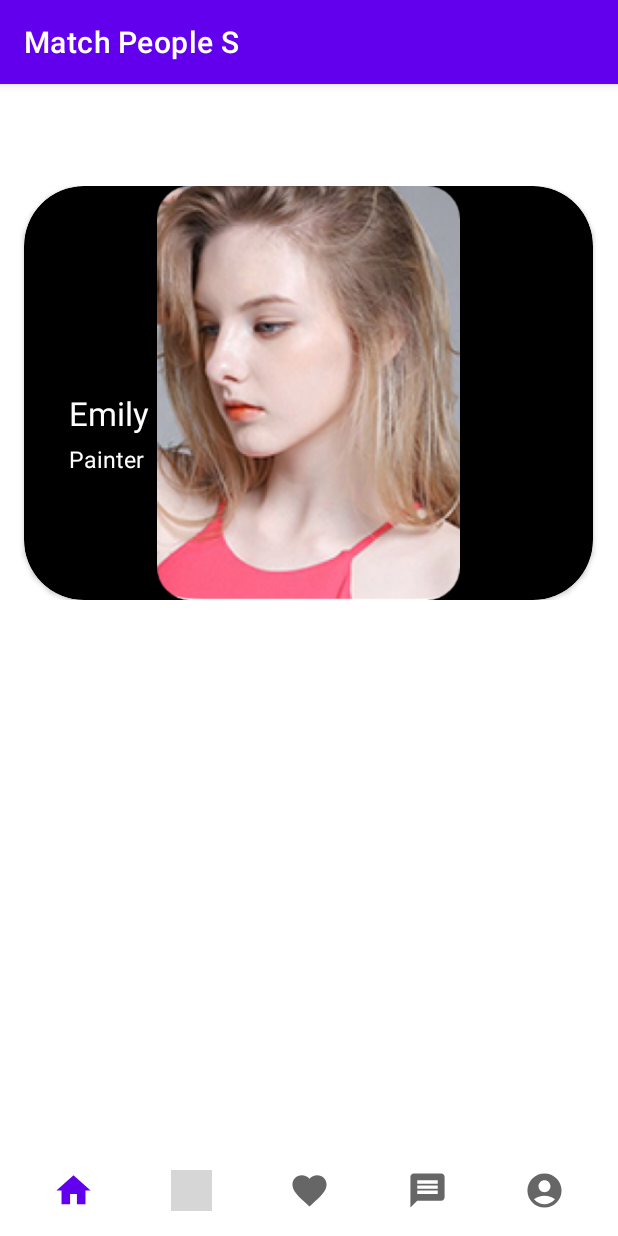
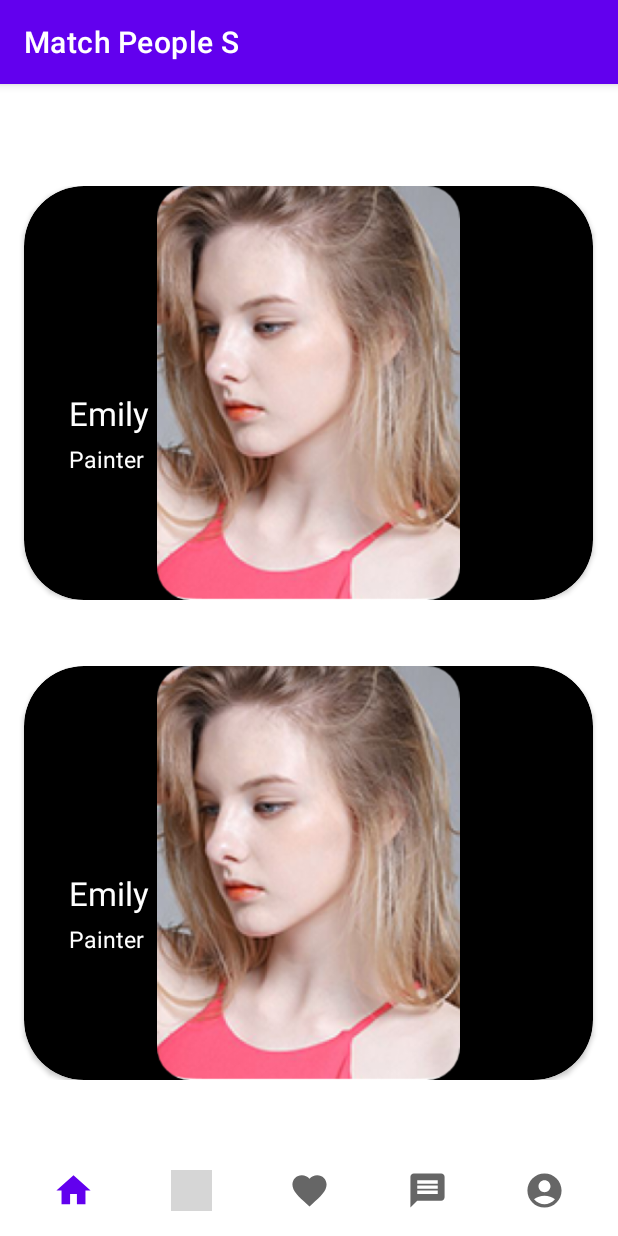
Before and after one commit to chhavisharma30/Match-People, an Android app: the screen it shows after launch (MainActivity), on a phone screen of 412 x 824 dp. Run offline under Robolectric (Android 15) with nearby library versions, the phone set to English and light mode, and no system bars; grey boxes are pictures that could not be loaded.

Commit message:
Implemented second recycler view

```diff
--- a/app/build.gradle
+++ b/app/build.gradle
@@ -1,6 +1,7 @@
 plugins {
     id 'com.android.application'
     id 'org.jetbrains.kotlin.android'
+    id 'kotlin-android-extensions'
 }
 
 android {
--- a/app/src/main/java/com/example/matchpeoples/MainActivity.kt
+++ b/app/src/main/java/com/example/matchpeoples/MainActivity.kt
@@ -4,17 +4,18 @@ import androidx.appcompat.app.AppCompatActivity
 import android.os.Bundle
 import androidx.recyclerview.widget.LinearLayoutManager
 import androidx.recyclerview.widget.RecyclerView
+import kotlinx.android.synthetic.main.activity_main.*
 
 class MainActivity : AppCompatActivity() {
 
-    private lateinit var recyclerView: RecyclerView
     private lateinit var matchAdapter: MatchAdapter
 
     override fun onCreate(savedInstanceState: Bundle?) {
         super.onCreate(savedInstanceState)
         setContentView(R.layout.activity_main)
 
-        init()
+        init(recyclerView)
+        init(recyclerView2)
         val profileList = listOf(
             UserModel("Emily", 25, "Painter", R.drawable.carsouel1),
             UserModel("John", 30, "Doctor", R.drawable.carousel2),
@@ -23,11 +24,11 @@ class MainActivity : AppCompatActivity() {
         )
         matchAdapter = MatchAdapter(profileList, this)
         recyclerView.adapter = matchAdapter
+        recyclerView2.adapter=matchAdapter
     }
 
 
-    private fun init(){
-        recyclerView = findViewById(R.id.recyclerView)
+    private fun init(recyclerView: RecyclerView){
         recyclerView.setHasFixedSize(true)
         recyclerView.layoutManager = LinearLayoutManager(this,RecyclerView.HORIZONTAL,false)
     }
--- a/app/src/main/res/layout/activity_main.xml
+++ b/app/src/main/res/layout/activity_main.xml
@@ -18,6 +18,19 @@
         app:layout_constraintStart_toStartOf="parent"
         app:layout_constraintTop_toTopOf="parent"
         app:layout_constraintVertical_bias="0.138">
+
+    </androidx.recyclerview.widget.RecyclerView>
+
+    <androidx.recyclerview.widget.RecyclerView
+        android:id="@+id/recyclerView2"
+        android:layout_width="411dp"
+        android:layout_height="276dp"
+        android:orientation="horizontal"
+        app:layout_constraintBottom_toTopOf="@+id/nav_bar"
+        app:layout_constraintEnd_toEndOf="parent"
+        app:layout_constraintHorizontal_bias="0.0"
+        app:layout_constraintStart_toStartOf="parent"
+        app:layout_constraintTop_toBottomOf="@+id/recyclerView">
 
     </androidx.recyclerview.widget.RecyclerView>
 
```
